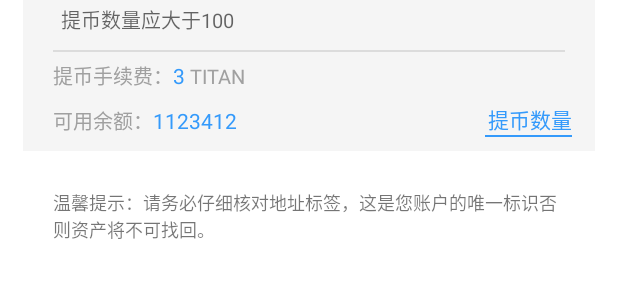
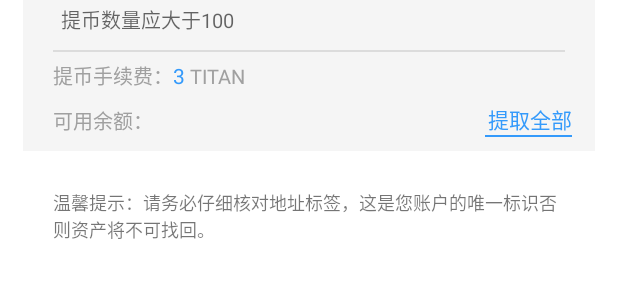
Before and after one commit to liyixaing/NewTiTanasd, an Android app: the layout activity_withdraw_money.xml on its own in the app's theme, with its tools: preview values and no code run, on a phone screen of 412 x 824 dp. Shown: the part 670-956 px from the top of the screen. Run offline under Robolectric (Android 15) with nearby library versions, the phone set to English and light mode, and no system bars.

Commit message:
1.1.1发布版本

```diff
--- a/app/build.gradle
+++ b/app/build.gradle
@@ -6,8 +6,8 @@
         applicationId "lanjing.com.titan"
         minSdkVersion 21
         targetSdkVersion 28
-        versionCode 109
-        versionName "1.0.9"
+        versionCode 111
+        versionName "1.1.1"
         testInstrumentationRunner "android.support.test.runner.AndroidJUnitRunner"
         vectorDrawables.useSupportLibrary = true
     }
@@ -33,7 +33,7 @@
                 output ->
                     def outputFile = output.outputFile
                     if (outputFile != null && outputFile.name.contains('release')) {
-                        def fileName = "TITAN_1.0.9_Build190708.apk"
+                        def fileName = "TITAN_1.1.1_Build190720.apk"
 //                        def fileName = "TITAN_1.0.9_Test.apk"
 
                         outputFileName = fileName;
--- a/app/src/main/java/lanjing/com/titan/activity/NoticeActivity.java
+++ b/app/src/main/java/lanjing/com/titan/activity/NoticeActivity.java
@@ -59,10 +59,10 @@
         stringExtra = getIntent().getStringExtra("type");
         if (stringExtra.equals("1")) {
             type = 1;
-            TvTitleView.setTitleText("公告");
+            TvTitleView.setTitleText(getResources().getString(R.string.notice));
         } else {
             type = 2;
-            TvTitleView.setTitleText("治理委员");
+            TvTitleView.setTitleText(getResources().getString(R.string.committee));
         }
         Locale locale = getResources().getConfiguration().locale;
         if (locale.equals(Locale.SIMPLIFIED_CHINESE)) {
--- a/app/src/main/res/layout/activity_asset_titan.xml
+++ b/app/src/main/res/layout/activity_asset_titan.xml
@@ -42,7 +42,6 @@
                 android:layout_width="wrap_content"
                 android:layout_height="wrap_content"
                 android:layout_marginTop="@dimen/dp_5"
-
                 android:textColor="@color/white"
                 android:textSize="@dimen/sp_30" />
 
--- a/app/src/main/res/layout/activity_withdraw_money.xml
+++ b/app/src/main/res/layout/activity_withdraw_money.xml
@@ -374,7 +374,7 @@
                     android:id="@+id/tv_balance"
                     android:layout_width="wrap_content"
                     android:layout_height="wrap_content"
-                    android:text="1123412"
+                    android:text=""
                     android:textColor="#349AFB" />
 
 
--- a/app/src/main/res/values/strings.xml
+++ b/app/src/main/res/values/strings.xml
@@ -531,7 +531,7 @@
     <string name="please_Label">请选择地址标签</string>
     <string name="remarks_information">备注信息</string>
     <string name="number_ofw_ithdrawals">提币数量</string>
-    <string name="extract_all">提币数量</string>
+    <string name="extract_all">提取全部</string>
     <string name="of_money_withdrawn">可提币数量小于100</string>
     <string name="please_enter_notes">请输入备注消息</string>
     <string name="please_enter">请输入备注</string>
--- a/baselibray/src/main/java/com/lxh/baselibray/net/ServiceGenerator.java
+++ b/baselibray/src/main/java/com/lxh/baselibray/net/ServiceGenerator.java
@@ -17,9 +17,9 @@
     /**
      * 正式上线
      */
-//    public static final String BASE_URL = "http://app.titans.world";//正式服
+    public static final String BASE_URL = "http://app.titans.world";//正式服
 //    public static final String BASE_URL = "http://192.168.0.112";//本地测试服 端口 9999
-    public static final String BASE_URL = "http://120.79.169.58";//线上测试服  端口  8888
+//    public static final String BASE_URL = "http://120.79.169.58";//线上测试服  端口  8888
 
 
     public static <T> T createService(Class<T> serviceClass) {
@@ -30,7 +30,7 @@
         httpLoggingInterceptor.setLevel(HttpLoggingInterceptor.Level.BODY);
         okHttpClientBuilder.addInterceptor(httpLoggingInterceptor);
 
-        Retrofit retrofit = new Retrofit.Builder().baseUrl(BASE_URL + ":8888")
+        Retrofit retrofit = new Retrofit.Builder().baseUrl(BASE_URL + ":80")
 //                Retrofit retrofit = new Retrofit.Builder().baseUrl(BASE_URL + ":9999")
 //        Retrofit retrofit = new Retrofit.Builder().baseUrl(BASE_URL)//8080
                 .addConverterFactory(GsonConverterFactory.create())
```
Also changed, not shown: app/src/main/java/lanjing/com/titan/activity/TiTanWithdrawMoney.java (+5 -5 lines), 2 other files.
